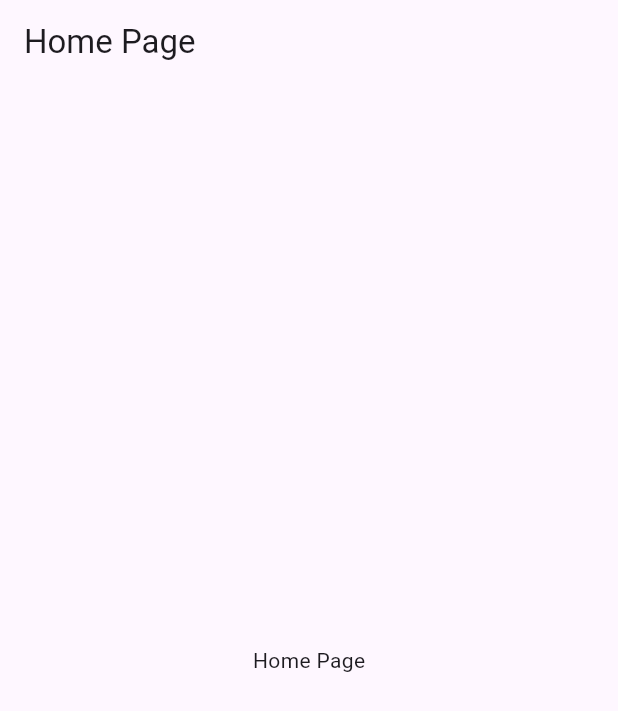
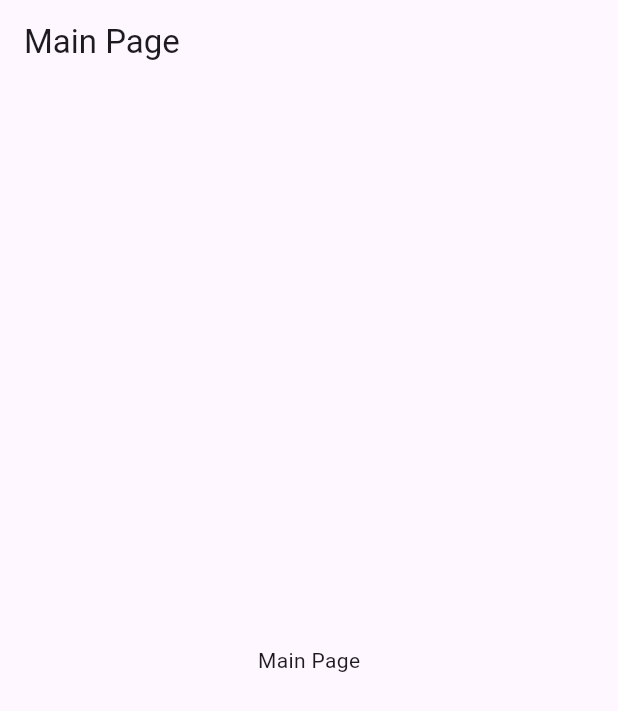
Before and after one commit to flowkater/MyBaseballRecordClient, a Flutter app: the screen it shows after launch, on a phone screen of 412 x 824 dp. Shown: the top 711 px of the screen. Run offline on Flutter 3.47's test engine with Material 3 defaults, Android fonts, the phone set to English and light mode, and no system bars.

Commit message:
change home page -> main page

```diff
--- a/lib/main.dart
+++ b/lib/main.dart
@@ -11,7 +11,7 @@ class MyApp extends StatelessWidget {
   @override
   Widget build(BuildContext context) {
     return MaterialApp(
-      title: 'Flutter Demo',
+      title: 'Home',
       theme: ThemeData(),
       home: const MainPage(),
     );
@@ -25,10 +25,10 @@ class MainPage extends StatelessWidget {
   Widget build(BuildContext context) {
     return Scaffold(
       appBar: AppBar(
-        title: const Text('Home Page'),
+        title: const Text('Main Page'),
       ),
       body: const Center(
-        child: Text('Home Page'),
+        child: Text('Main Page'),
       ),
     );
   }
```
